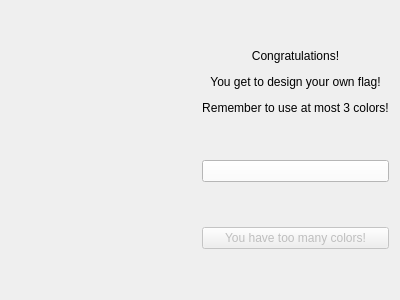
zxjorge/EDApp, file flagcoloringpuzzle.ui: the form before one commit.
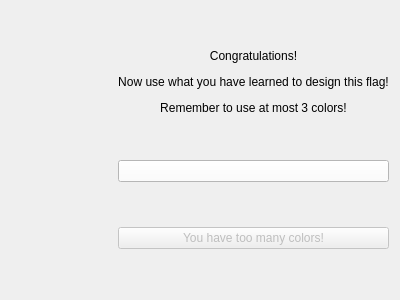
The form after the commit. Custom widgets are drawn as their Qt base class.

```diff
--- a/flagcoloringpuzzle.ui
+++ b/flagcoloringpuzzle.ui
@@ -34,7 +34,7 @@
         </sizepolicy>
        </property>
        <property name="text">
-        <string>&lt;html&gt;&lt;head/&gt;&lt;body&gt;&lt;p&gt;Congratulations!&lt;/p&gt;&lt;p&gt;You get to design your own flag!&lt;/p&gt;&lt;p&gt;Remember to use at most 3 colors!&lt;/p&gt;&lt;/body&gt;&lt;/html&gt;</string>
+        <string>&lt;html&gt;&lt;head/&gt;&lt;body&gt;&lt;p&gt;Congratulations!&lt;/p&gt;&lt;p&gt;Now use what you have learned to design this flag!&lt;/p&gt;&lt;p&gt;Remember to use at most 3 colors!&lt;/p&gt;&lt;/body&gt;&lt;/html&gt;</string>
        </property>
        <property name="alignment">
         <set>Qt::AlignCenter</set>
```
